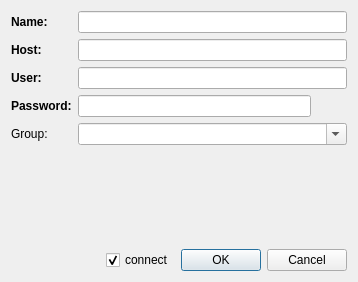
Qt form ui/hostconfig.ui (devqore/myrdp) before a commit.
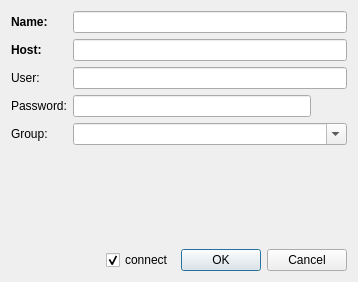
The same form after that commit. Icons and pictures are not drawn.

```diff
--- a/ui/hostconfig.ui
+++ b/ui/hostconfig.ui
@@ -72,8 +72,8 @@
       <widget class="QLabel" name="userLabel">
        <property name="font">
         <font>
-         <weight>75</weight>
-         <bold>true</bold>
+         <weight>50</weight>
+         <bold>false</bold>
         </font>
        </property>
        <property name="text">
@@ -92,8 +92,8 @@
       <widget class="QLabel" name="passwordLabel">
        <property name="font">
         <font>
-         <weight>75</weight>
-         <bold>true</bold>
+         <weight>50</weight>
+         <bold>false</bold>
         </font>
        </property>
        <property name="text">
```
